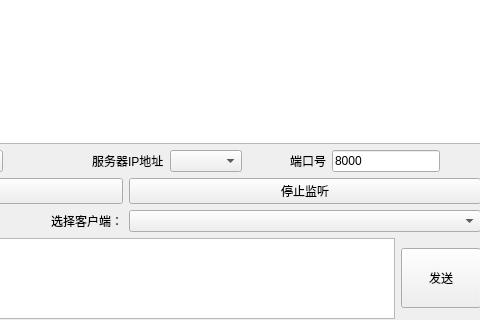
kawa1909/Qt-Networking-Project, file Server/widget.ui: the form before one commit; both pictures show x 230 to 710 and y 282 to 602 of the 710 by 602 pixel window.
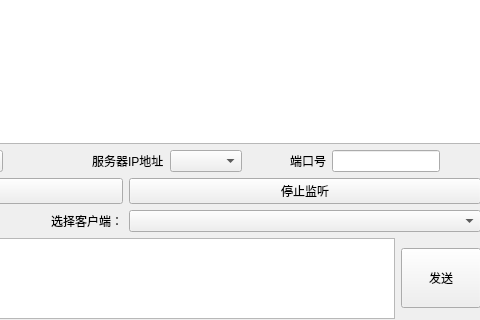
The form after the commit. Custom widgets are drawn as their Qt base class.

```diff
--- a/Server/widget.ui
+++ b/Server/widget.ui
@@ -122,7 +122,7 @@
             <item>
              <widget class="QLineEdit" name="lineEdit_Port">
               <property name="text">
-               <string>8000</string>
+               <string/>
               </property>
              </widget>
             </item>
```
